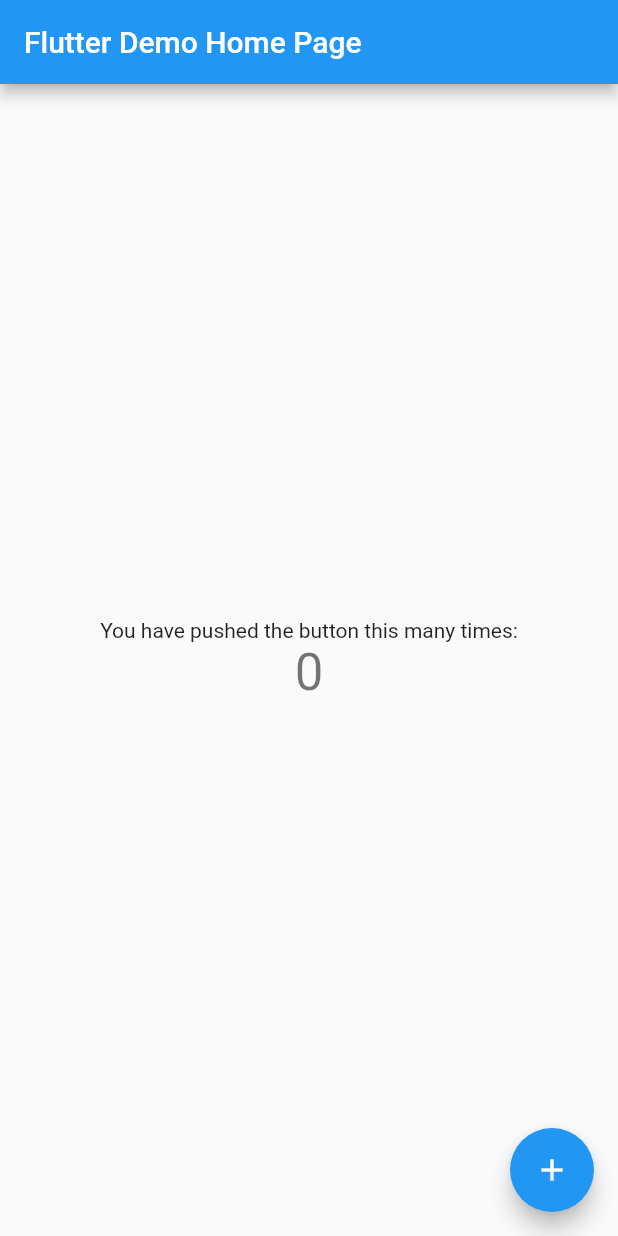
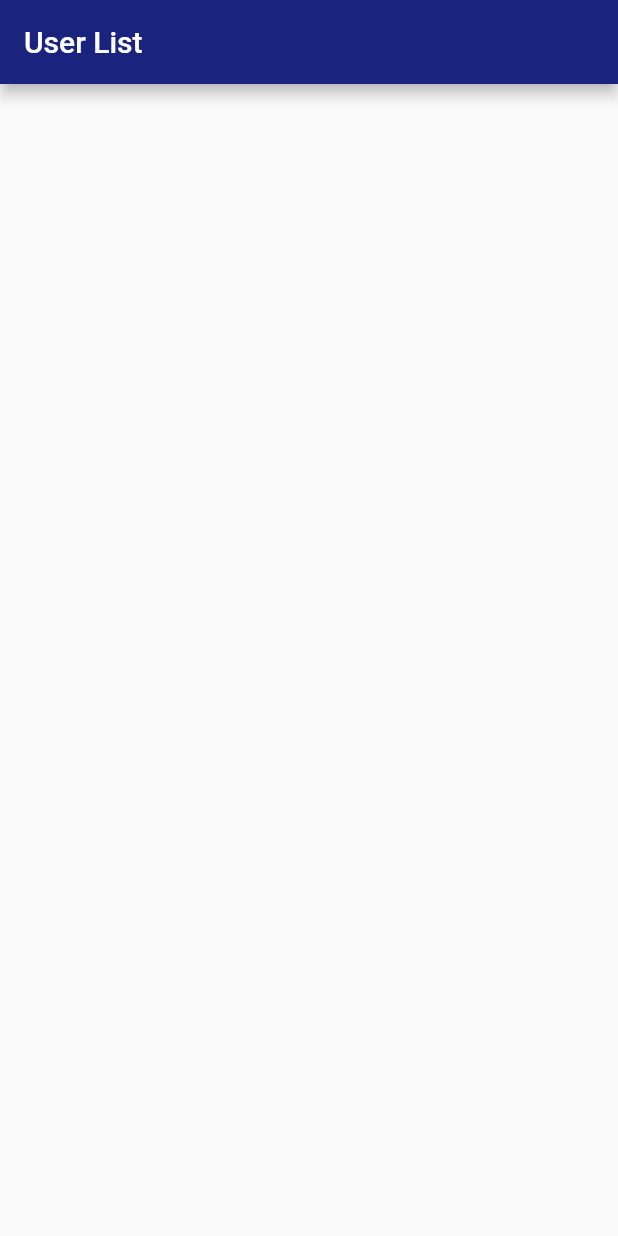
Before and after one commit to tharindu97/Backend-frondEnd, a Flutter app: the screen it shows after launch, on a phone screen of 412 x 824 dp. Run offline on Flutter 3.47's test engine with Material 2 defaults, Android fonts, the phone set to English and light mode, and no system bars; network calls fail.

Commit message:
get_the_api_details_influtterApp

```diff
--- a/usersapp/lib/main.dart
+++ b/usersapp/lib/main.dart
@@ -1,111 +1,45 @@
 import 'package:flutter/material.dart';
+import 'package:http/http.dart' as http;
+import 'dart:async';
+import 'dart:convert';
 
-void main() => runApp(MyApp());
 
-class MyApp extends StatelessWidget {
-  // This widget is the root of your application.
+
+void main() {
+  runApp(
+    MaterialApp(
+      home: HomePage(),
+    )
+  );
+}
+
+class HomePage extends StatefulWidget {
+  HomePage({Key key}) : super(key: key);
+
+  @override
+  _HomePageState createState() => _HomePageState();
+}
+
+class _HomePageState extends State<HomePage> {
+
+  getUsers() async {
+    http.Response response = await http.get('http://10.0.2.2:4001/api/users');
+    debugPrint(response.body);
+  }
+
+  @override
+  void initState() {
+    super.initState();
+    getUsers();
+  }
   @override
   Widget build(BuildContext context) {
-    return MaterialApp(
-      title: 'Flutter Demo',
-      theme: ThemeData(
-        // This is the theme of your application.
-        //
-        // Try running your application with "flutter run". You'll see the
-        // application has a blue toolbar. Then, without quitting the app, try
-        // changing the primarySwatch below to Colors.green and then invoke
-        // "hot reload" (press "r" in the console where you ran "flutter run",
-        // or simply save your changes to "hot reload" in a Flutter IDE).
-        // Notice that the counter didn't reset back to zero; the application
-        // is not restarted.
-        primarySwatch: Colors.blue,
+    return Scaffold(
+      appBar: AppBar(
+        title: Text('User List'),
+        backgroundColor: Colors.indigo[900],
       ),
-      home: MyHomePage(title: 'Flutter Demo Home Page'),
+
     );
   }
 }
-
-class MyHomePage extends StatefulWidget {
-  MyHomePage({Key key, this.title}) : super(key: key);
-
-  // This widget is the home page of your application. It is stateful, meaning
-  // that it has a State object (defined below) that contains fields that affect
-  // how it looks.
-
-  // This class is the configuration for the state. It holds the values (in this
-  // case the title) provided by the parent (in this case the App widget) and
-  // used by the build method of the State. Fields in a Widget subclass are
-  // always marked "final".
-
-  final String title;
-
-  @override
-  _MyHomePageState createState() => _MyHomePageState();
-}
-
-class _MyHomePageState extends State<MyHomePage> {
-  int _counter = 0;
-
-  void _incrementCounter() {
-    setState(() {
-      // This call to setState tells the Flutter framework that something has
-      // changed in this State, which causes it to rerun the build method below
-      // so that the display can reflect the updated values. If we changed
-      // _counter without calling setState(), then the build method would not be
-      // called again, and so nothing would appear to happen.
-      _counter++;
-    });
-  }
-
-  @override
-  Widget build(BuildContext context) {
-    // This method is rerun every time setState is called, for instance as done
-    // by the _incrementCounter method above.
-    //
-    // The Flutter framework has been optimized to make rerunning build methods
-    // fast, so that you can just rebuild anything that needs updating rather
-    // than having to individually change instances of widgets.
-    return Scaffold(
-      appBar: AppBar(
-        // Here we take the value from the MyHomePage object that was created by
-        // the App.build method, and use it to set our appbar title.
-        title: Text(widget.title),
-      ),
-      body: Center(
-        // Center is a layout widget. It takes a single child and positions it
-        // in the middle of the parent.
-        child: Column(
-          // Column is also a layout widget. It takes a list of children and
-          // arranges them vertically. By default, it sizes itself to fit its
-          // children horizontally, and tries to be as tall as its parent.
-          //
-          // Invoke "debug painting" (press "p" in the console, choose the
-          // "Toggle Debug Paint" action from the Flutter Inspector in Android
-          // Studio, or the "Toggle Debug Paint" command in Visual Studio Code)
-          // to see the wireframe for each widget.
-          //
-          // Column has various properties to control how it sizes itself and
-          // how it positions its children. Here we use mainAxisAlignment to
-          // center the children vertically; the main axis here is the vertical
-          // axis because Columns are vertical (the cross axis would be
-          // horizontal).
-          mainAxisAlignment: MainAxisAlignment.center,
-          children: <Widget>[
-            Text(
-              'You have pushed the button this many times:',
-            ),
-            Text(
-              '$_counter',
-              style: Theme.of(context).textTheme.display1,
-            ),
-          ],
-        ),
-      ),
-      floatingActionButton: FloatingActionButton(
-        onPressed: _incrementCounter,
-        tooltip: 'Increment',
-        child: Icon(Icons.add),
-      ), // This trailing comma makes auto-formatting nicer for build methods.
-    );
-  }
-}
--- a/usersapp/pubspec.yaml
+++ b/usersapp/pubspec.yaml
@@ -23,6 +23,7 @@ dependencies:
   # The following adds the Cupertino Icons font to your application.
   # Use with the CupertinoIcons class for iOS style icons.
   cupertino_icons: ^0.1.2
+  http: any
 
 dev_dependencies:
   flutter_test:
```
Also changed, not shown: usersapp/pubspec.lock, 1 other file.
